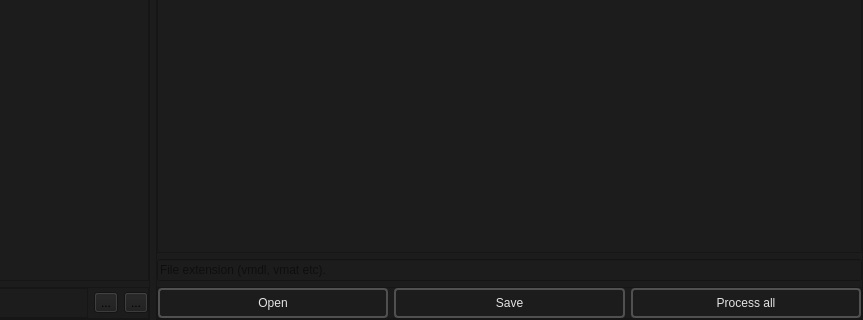
Old version of the form BatchCreator/BatchCreator_main.ui in the repository dertwist/Hammer5Tools; both pictures show x 190 to 1053 and y 468 to 788 of the 1053 by 788 pixel window.
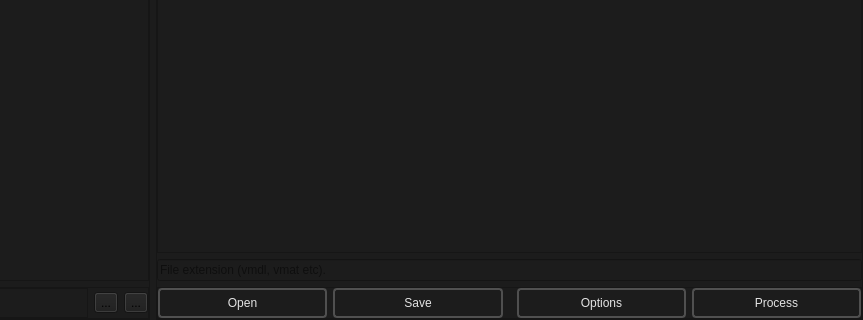
New version of the form. Icons and pictures are not drawn.

Commit message: Minor changes, process dialog ui

What changed in the file:
```diff
--- a/BatchCreator/BatchCreator_main.ui
+++ b/BatchCreator/BatchCreator_main.ui
@@ -412,6 +412,77 @@
             </property>
            </widget>
           </item>
+          <item>
+           <spacer name="horizontalSpacer">
+            <property name="orientation">
+             <enum>Qt::Horizontal</enum>
+            </property>
+            <property name="sizeType">
+             <enum>QSizePolicy::Fixed</enum>
+            </property>
+            <property name="sizeHint" stdset="0">
+             <size>
+              <width>8</width>
+              <height>5</height>
+             </size>
+            </property>
+           </spacer>
+          </item>
+          <item>
+           <widget class="QPushButton" name="process_options_all_button">
+            <property name="minimumSize">
+             <size>
+              <width>0</width>
+              <height>18</height>
+             </size>
+            </property>
+            <property name="styleSheet">
+             <string notr="true">
+    /* QPushButton default and hover styles */
+    QPushButton {
+
+        font: 600 10pt &quot;Segoe UI&quot;;
+	
+
+        border: 2px solid black;
+        border-radius: 4px;
+        border-color: rgba(80, 80, 80, 255);
+        height:22px;
+        padding-top: 2px;
+        padding-bottom:2px;
+        padding-left: 4px;
+        padding-right: 4px;
+        color: #E3E3E3;
+        background-color: #1C1C1C;
+    }
+    QPushButton:hover {
+        background-color: #414956;
+        color: white;
+    }
+    QPushButton:pressed {
+        background-color: red;
+        background-color: #1C1C1C;
+        margin: 1 px;
+        margin-left: 2px;
+        margin-right: 2px;
+
+    }</string>
+            </property>
+            <property name="text">
+             <string>Options</string>
+            </property>
+            <property name="icon">
+             <iconset resource="../resources.qrc">
+              <normaloff>:/icons/settings_16dp_9D9D9D_FILL0_wght400_GRAD0_opsz20.svg</normaloff>:/icons/settings_16dp_9D9D9D_FILL0_wght400_GRAD0_opsz20.svg</iconset>
+            </property>
+            <property name="iconSize">
+             <size>
+              <width>20</width>
+              <height>20</height>
+             </size>
+            </property>
+           </widget>
+          </item>
           <item>
            <widget class="QPushButton" name="process_all_button">
             <property name="minimumSize">
@@ -453,7 +524,7 @@
     }</string>
             </property>
             <property name="text">
-             <string>Process all</string>
+             <string>Process</string>
             </property>
             <property name="icon">
              <iconset resource="../resources.qrc">
```
The commit also changes 6 other files.
